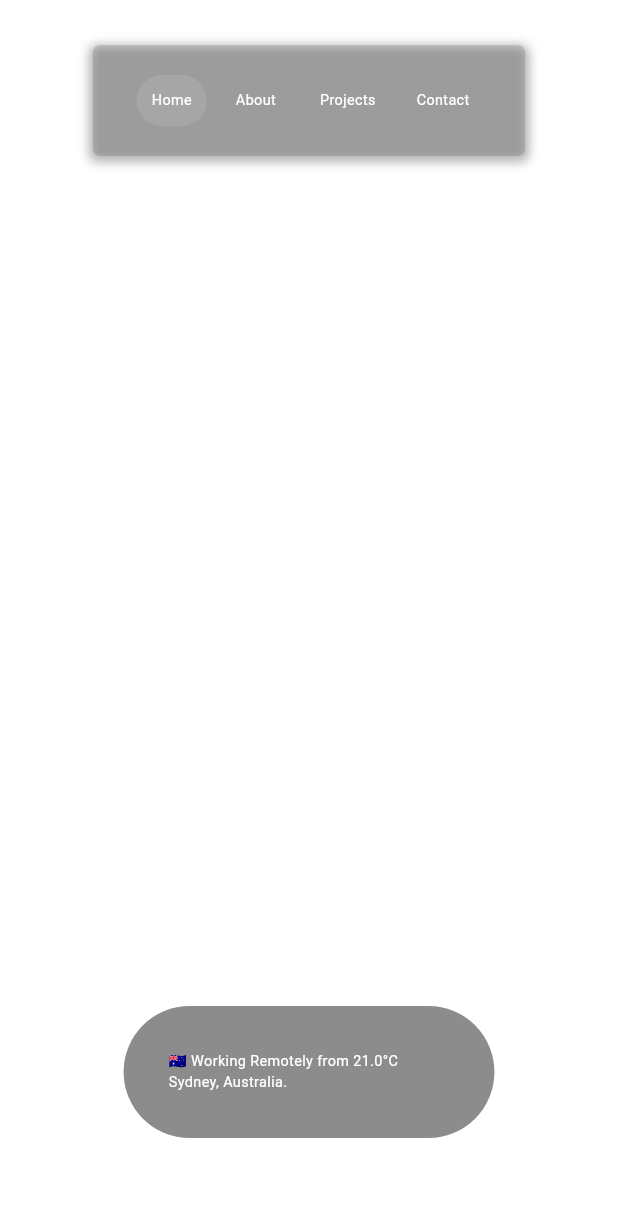
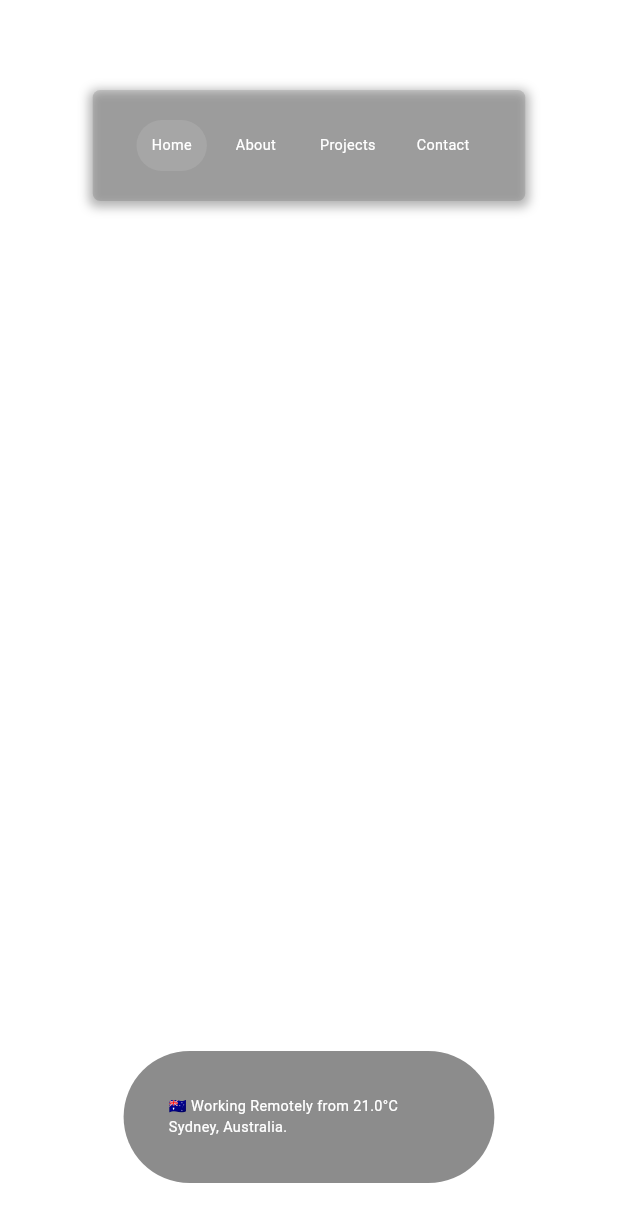
Before and after one commit to 0xharkirat/portfolio, a Flutter app: the screen it shows after launch, on a phone screen of 412 x 824 dp. Shown: the top 1222 px of the screen. Run offline on Flutter 3.47's test engine with Material 3 defaults, Android fonts, the phone set to English and light mode, and no system bars; drawn by our look-alikes of flutter_animate; our stand-ins replace flutter_riverpod, font_awesome_flutter, transparent_image, url_strategy; missing offline and left inert: dart:js; network calls fail; Roboto replaces fonts that are missing (Gt).

Commit message:
vertical padding done

```diff
--- a/lib/pages/route_view.dart
+++ b/lib/pages/route_view.dart
@@ -9,7 +9,9 @@ class RouteView extends StatelessWidget {
   Widget build(BuildContext context) {
     return Scaffold(
       backgroundColor: Colors.transparent,
-      body: Stack(
+      body: Padding(
+        padding: const EdgeInsets.symmetric(vertical: 30),
+        child: Stack(
           alignment: Alignment.topCenter,
           clipBehavior: Clip.none,
           children: [
@@ -20,6 +22,7 @@ class RouteView extends StatelessWidget {
 
           ],
         ),
+      ),
     );
   }
 }
```
Lines whose indentation alone changed are shown as unchanged.
